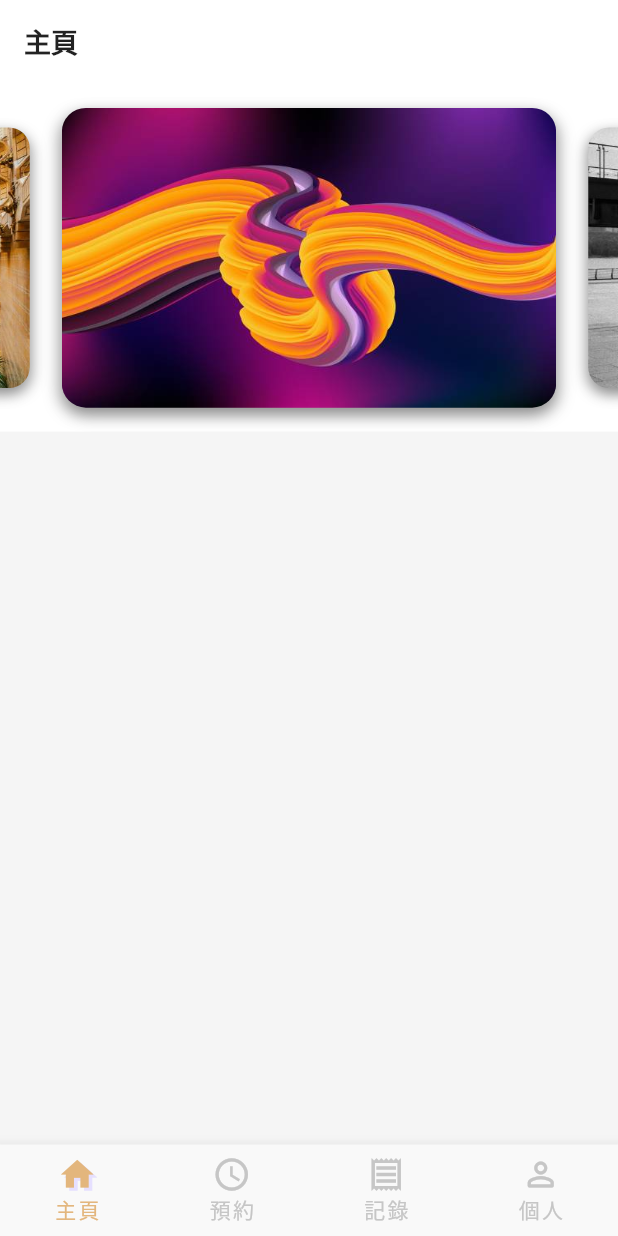
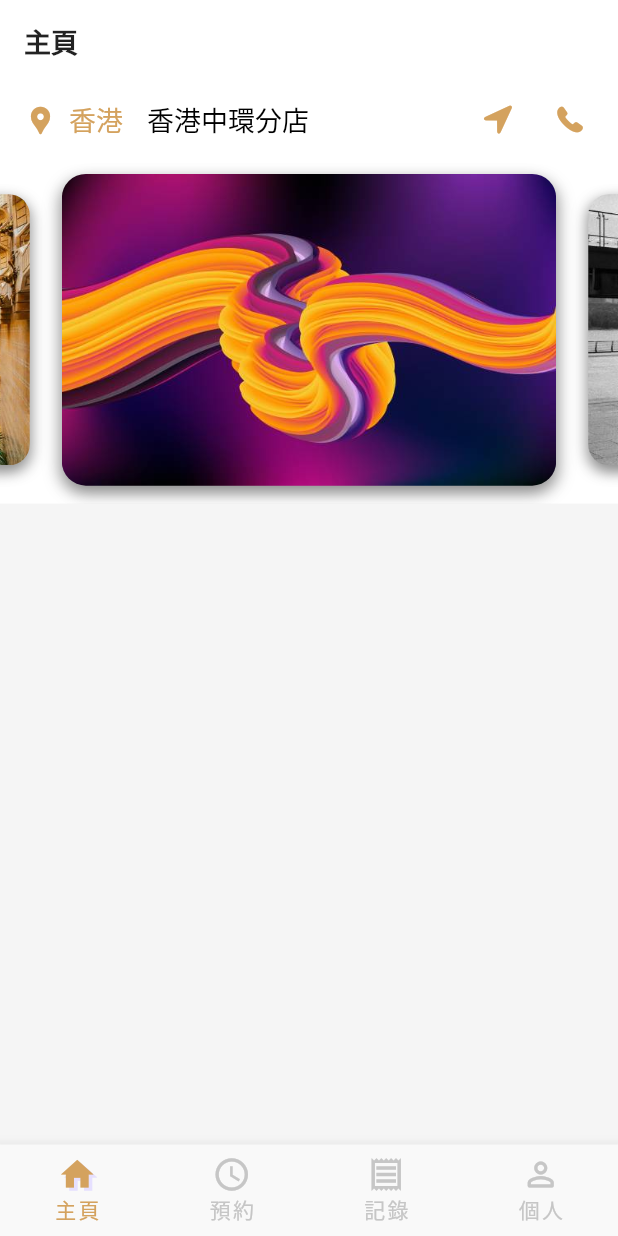
Before and after one commit to tomchan123/glamsy_prototype, a Flutter app: the screen it shows after launch, on a phone screen of 412 x 824 dp. Run offline on Flutter 3.47's test engine with Material 2 defaults, Android fonts, the phone set to English and light mode, and no system bars; drawn by our look-alikes of carousel_slider.

Commit message:
add header to landing area

```diff
--- a/lib/ui/page/home/home.dart
+++ b/lib/ui/page/home/home.dart
@@ -1,6 +1,7 @@
 import "dart:math";
 
 import "package:carousel_slider/carousel_slider.dart";
+import "package:flutter/cupertino.dart";
 import "package:flutter/material.dart";
 import "package:flutter/widgets.dart";
 import "package:prototype/ui/component/bottom_navbar/bottom_navbar.dart";
@@ -49,12 +50,52 @@ class _HomePageState extends State<HomePage> {
       color: theme.colorScheme.background,
       child: Column(
         children: [
+          Container(
+            child: Padding(
+              padding: const EdgeInsets.symmetric(horizontal: 8),
+              child: Row(
+                children: [
+                  TextButton.icon(
+                    onPressed: () {},
+                    icon: Icon(
+                      Icons.location_pin,
+                    ),
+                    label: Text(
+                      "香港",
+                      style: theme.textTheme.labelMedium!.copyWith(
+                        color: theme.colorScheme.primary,
+                      ),
+                    ),
+                  ),
+                  SizedBox(width: 8,),
+                  Expanded(
+                    child: Text(
+                      "香港中環分店",
+                      style: theme.textTheme.labelMedium,
+                    ),
+                  ),
+                  IconButton(
+                    onPressed: () {},
+                    icon: Icon(
+                      CupertinoIcons.location_fill,
+                      color: theme.colorScheme.primary,
+                    ),
+                  ),
+                  IconButton(
+                    onPressed: () {},
+                    icon: Icon(
+                      CupertinoIcons.phone_fill,
+                      color: theme.colorScheme.primary,
+                    )
+                  )
+                ],
+              ),
+            ),
+          ),
           CarouselSlider(
             items: images.map<Widget>((img) {
                 return CustomCard(
-                  margin: EdgeInsets.symmetric(vertical: 16),
-                  width: 600,
-                  height: 400,
+                  margin: const EdgeInsets.symmetric(vertical: 12),
                   child: Image.asset(
                     img,
                     fit: BoxFit.fill,
--- a/lib/ui/theme/theme_data.dart
+++ b/lib/ui/theme/theme_data.dart
@@ -3,7 +3,7 @@ import 'package:flutter/material.dart';
 class AppTheme {
   static ThemeData get mainTheme {
     return ThemeData(
-      primaryColor: const Color.fromARGB(255, 0xE3, 0xB6, 0x7D),
+      primaryColor: const Color.fromARGB(255, 212,162,94),
       appBarTheme: AppBarTheme(
         backgroundColor: Colors.white,
         elevation: 0,
@@ -18,11 +18,21 @@ class AppTheme {
         titleMedium: TextStyle(
           fontSize: 18,
           fontWeight: FontWeight.bold,
+        ),
+        labelMedium: TextStyle(
+          fontSize: 18,
+          fontWeight: FontWeight.w500,
         )
       ),
       colorScheme: const ColorScheme.light(
         background: Colors.white,
         shadow: Colors.black26,
+        primary: const Color.fromARGB(255, 212,162,94),
+        onPrimary: Colors.white,
+      ),
+      iconTheme: IconThemeData(
+        size: 22,
+        weight: 600,
       ),
     );
   }
```
